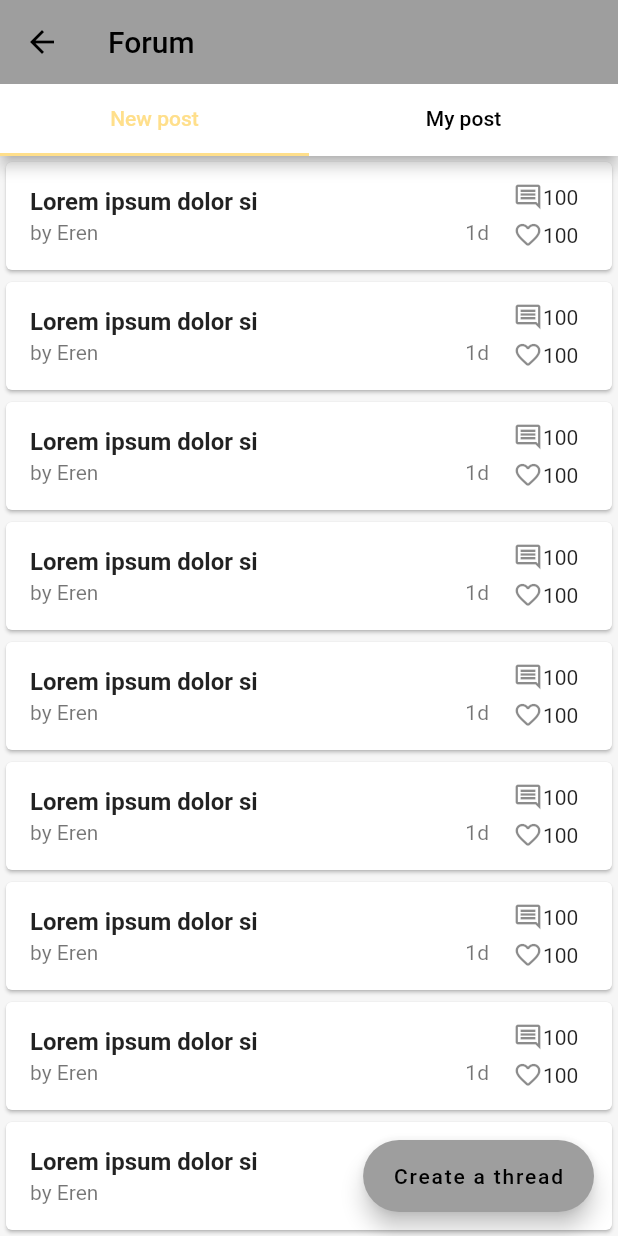
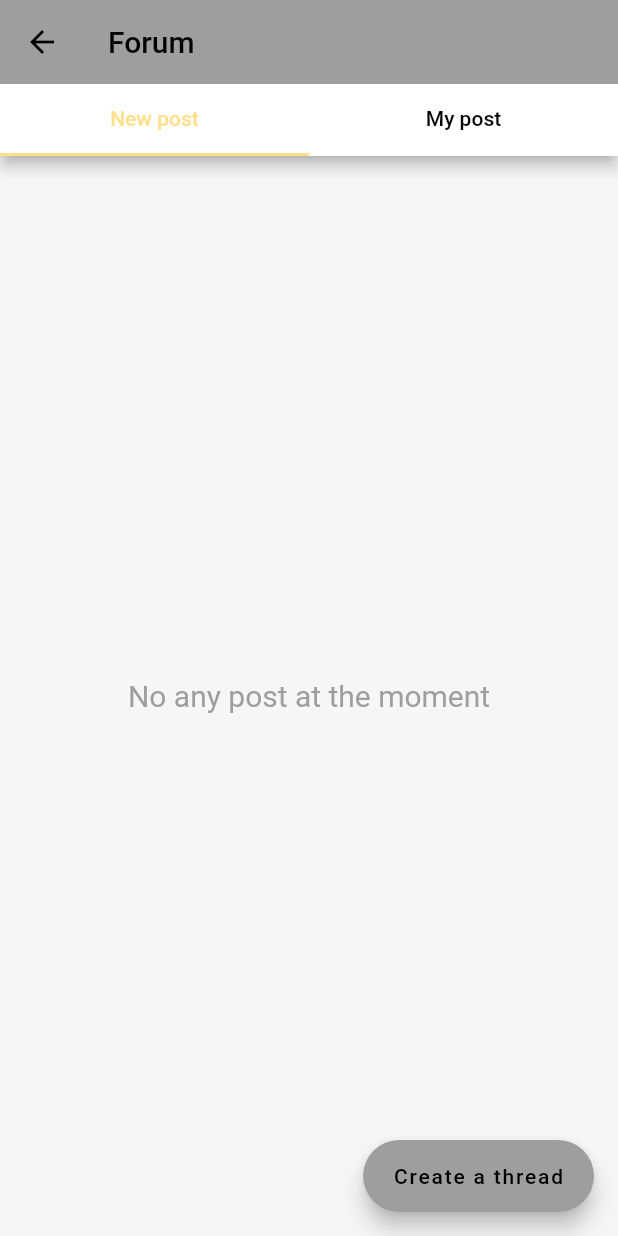
Before and after one commit to EuniceTsang/uoh-master-project-21066202, a Flutter app: the _ForumListScreenView screen opened directly, on a phone screen of 412 x 824 dp. Run offline on Flutter 3.47's test engine with Material 2 defaults, Android fonts, the phone set to English and light mode, and no system bars; our stand-ins replace audioplayers, cloud_firestore, dio, firebase_auth, firebase_core, flutter_bloc and 3 more; accounts and stored records are empty.

Commit message:
load threads from cloud db

```diff
--- a/lib/bloc/account_cubit.dart
+++ b/lib/bloc/account_cubit.dart
@@ -17,7 +17,7 @@ class AccountCubit extends Cubit<AccountState> {
   }
 
   void loadUserData() {
-    User? user = repository.user;
+    AppUser? user = repository.user;
     print(user?.targetTime ?? 'no');
     emit(state.copyWith(targetTime: user?.targetTime, targetReading: user?.targetReading));
   }
--- a/lib/bloc/forum_list_cubit.dart
+++ b/lib/bloc/forum_list_cubit.dart
@@ -1,59 +1,59 @@
+import 'package:flutter/cupertino.dart';
 import 'package:flutter_bloc/flutter_bloc.dart';
+import 'package:source_code/models/thread.dart';
+import 'package:source_code/service/firebase_manager.dart';
+import 'package:source_code/service/repository.dart';
 import 'package:source_code/utils/preference.dart';
+import 'package:uuid/uuid.dart';
 
 class ForumListCubit extends Cubit<ForumListState> {
-  String testText =
-      "Lorem ipsum dolor sit amet, consectetur adipiscing elit. Sed do eiusmod tempor incididunt ut labore et dolore magna aliqua. Ut enim ad minim veniam, quis nostrud exercitation ullamco laboris nisi ut aliquip ex ea commodo consequat.";
+  late FirebaseManager firebaseManager;
+  late Repository repository;
 
-  ForumListCubit() : super(const ForumListState()) {
+  ForumListCubit(BuildContext context) : super(const ForumListState()) {
     //load data
-    Thread thread = Thread(
-        testText.substring(0, 20), "Eren", DateTime.now().subtract(Duration(days: 1)),
-        likes: 100, comments: 100);
-    List<Thread> threads = [];
-    for (int i = 0; i < 20; i++) {
-      threads.add(thread);
-    }
-    emit(state.copyWith(newThreads: threads));
+    firebaseManager = context.read<FirebaseManager>();
+    repository = context.read<Repository>();
+    loadForumData();
   }
 
-  void createThread(String title, String body){
-    Thread thread = Thread(title, Preferences().username, DateTime.now());
-    List<Thread> newThreads = List.from(state.newThreads);
-    List<Thread> myThreads = List.from(state.myThreads);
-    newThreads.add(thread);
-    myThreads.add(thread);
+  void loadForumData() {
+    firebaseManager.getThreadList().then((value) {
+      repository.updateThread(value);
+      emit(state.copyWith(newThreads: repository.allThreads, myThreads: repository.myThreads));
+    });
+  }
 
-    newThreads.sort((a, b) => b.postTime.compareTo(a.postTime));
-    myThreads.sort((a, b) => b.postTime.compareTo(a.postTime));
-
-    emit(state.copyWith(newThreads: newThreads, myThreads: myThreads));
+  void createThread(String title, String body) async{
+    Thread thread = Thread(
+        threadId: Uuid().v4(),
+        title: title,
+        body: body,
+        postTime: DateTime.now(),
+        likedUsers: [],
+        userId: Preferences().uid);
+    try {
+      firebaseManager.createThread(thread);
+      loadForumData();
+    } on CustomException catch (e) {
+      print(e);
+    }
   }
 }
 
 class ForumListState {
-  final List<Thread> newThreads;
+  final List<Thread> allThreads;
   final List<Thread> myThreads;
 
-  const ForumListState({this.newThreads = const [], this.myThreads = const []});
+  const ForumListState({this.allThreads = const [], this.myThreads = const []});
 
   ForumListState copyWith({
     List<Thread>? newThreads,
     List<Thread>? myThreads,
   }) {
     return ForumListState(
-      newThreads: newThreads ?? this.newThreads,
+      allThreads: newThreads ?? this.allThreads,
       myThreads: myThreads ?? this.myThreads,
     );
   }
 }
-
-class Thread {
-  String title;
-  String author;
-  int comments;
-  int likes;
-  DateTime postTime;
-
-  Thread(this.title, this.author, this.postTime, {this.comments = 0, this.likes = 0});
-}
--- a/lib/models/comment.dart
+++ b/lib/models/comment.dart
@@ -1,28 +1,51 @@
 import 'package:json_annotation/json_annotation.dart';
+import 'package:source_code/models/user.dart';
 import 'package:source_code/utils/utils.dart';
+
 part 'comment.g.dart';
 
 @JsonSerializable()
 class Comment {
+  @JsonKey(name: CommentFields.comment_id)
+  String commentId;
+
+  @JsonKey(name: CommentFields.thread_id)
+  String threadId;
+
   @JsonKey(name: CommentFields.user_id)
   String userId;
+
   @JsonKey(name: CommentFields.body)
   String body;
+
   @JsonKey(name: CommentFields.liked_users)
   List<String> likedUsers;
+
   @JsonKey(name: CommentFields.post_time, fromJson: DateTime.parse, toJson: Utils.dateTimeToString)
   DateTime postTime;
 
+  @JsonKey(ignore: true)
+  AppUser? author;
+
   Comment({
+    required this.commentId,
+    required this.threadId,
     required this.userId,
     required this.body,
     required this.likedUsers,
     required this.postTime,
+    this.author,
   });
+
+  factory Comment.fromJson(Map<String, dynamic> json) => _$CommentFromJson(json);
+
+  Map<String, dynamic> toJson() => _$CommentToJson(this);
 }
 
 class CommentFields {
   static const collection = 'comment';
+  static const comment_id = 'comment_id';
+  static const thread_id = 'thread_id';
   static const user_id = 'user_id';
   static const body = 'body';
   static const liked_users = 'liked_users';
--- a/lib/models/thread.dart
+++ b/lib/models/thread.dart
@@ -1,4 +1,5 @@
 import 'package:json_annotation/json_annotation.dart';
+import 'package:source_code/models/user.dart';
 import 'package:source_code/utils/utils.dart';
 part 'thread.g.dart';
 
@@ -25,6 +26,9 @@ class Thread {
   @JsonKey(ignore: true)
   int? commentNumber;
 
+  @JsonKey(ignore: true)
+  AppUser? author;
+
   Thread({
     required this.threadId,
     required this.title,
@@ -33,7 +37,13 @@ class Thread {
     required this.userId,
     required this.likedUsers,
     this.commentNumber,
+    this.author,
   });
+
+  factory Thread.fromJson(Map<String, dynamic> json) => _$ThreadFromJson(json);
+
+  Map<String, dynamic> toJson() => _$ThreadToJson(this);
+
 }
 
 class ThreadFields {
--- a/lib/models/user.dart
+++ b/lib/models/user.dart
@@ -4,7 +4,7 @@ import 'package:source_code/utils/utils.dart';
 part 'user.g.dart';
 
 @JsonSerializable()
-class User {
+class AppUser {
   @JsonKey(name: UserFields.user_id)
   String userId;
 
@@ -27,7 +27,7 @@ class User {
       name: UserFields.last_level_update, fromJson: DateTime.parse, toJson: Utils.dateTimeToString)
   DateTime lastLevelUpdate;
 
-  User({
+  AppUser({
     required this.userId,
     required this.username,
     required this.email,
@@ -37,9 +37,9 @@ class User {
     required this.lastLevelUpdate,
   });
 
-  factory User.fromJson(Map<String, dynamic> json) => _$UserFromJson(json);
+  factory AppUser.fromJson(Map<String, dynamic> json) => _$AppUserFromJson(json);
 
-  Map<String, dynamic> toJson() => _$UserToJson(this);
+  Map<String, dynamic> toJson() => _$AppUserToJson(this);
 }
 
 class UserFields {
--- a/lib/screen/forum_list_screen.dart
+++ b/lib/screen/forum_list_screen.dart
@@ -1,6 +1,7 @@
 import 'package:flutter/material.dart';
 import 'package:flutter_bloc/flutter_bloc.dart';
 import 'package:source_code/bloc/forum_list_cubit.dart';
+import 'package:source_code/models/thread.dart';
 import 'package:source_code/utils/constants.dart';
 import 'package:source_code/utils/utils.dart';
 
@@ -11,18 +12,13 @@ class ForumListScreen extends StatelessWidget {
   Widget build(BuildContext context) {
     return BlocProvider(
         create: (BuildContext context) {
-          return ForumListCubit();
+          return ForumListCubit(context);
         },
         child: _ForumListScreenView());
   }
 }
 
 class _ForumListScreenView extends StatelessWidget {
-  final TextEditingController _searchController = TextEditingController();
-  final FocusNode _searchFocusNode = FocusNode();
-
-  String testText =
-      "Lorem ipsum dolor sit amet, consectetur adipiscing elit. Sed do eiusmod tempor incididunt ut labore et dolore magna aliqua. Ut enim ad minim veniam, quis nostrud exercitation ullamco laboris nisi ut aliquip ex ea commodo consequat.";
   TabBar _tabBar = TabBar(
     tabs: [
       Tab(text: 'New post'),
@@ -48,7 +44,22 @@ class _ForumListScreenView extends StatelessWidget {
                 child: ColoredBox(color: Colors.white, child: _tabBar)),
           ),
           body: TabBarView(
-            children: [_buildThreadList(state.newThreads), _buildThreadList(state.myThreads)],
+            children: [
+              state.allThreads.isEmpty
+                  ? Center(
+                      child: Text(
+                      "No any post at the moment",
+                      style: TextStyle(color: Colors.grey, fontSize: 20),
+                    ))
+                  : _buildThreadList(state.allThreads),
+              state.myThreads.isEmpty
+                  ? Center(
+                      child: Text(
+                      "No any post at the moment",
+                      style: TextStyle(color: Colors.grey, fontSize: 20),
+                    ))
+                  : _buildThreadList(state.myThreads)
+            ],
           ),
           floatingActionButton: FloatingActionButton.extended(
               onPressed: () {
@@ -66,13 +77,15 @@ class _ForumListScreenView extends StatelessWidget {
         itemBuilder: (context, index) {
           Thread thread = threads[index];
           return Padding(
-            padding: EdgeInsets.only(bottom: (index == threads.length- 1) ? 100 : 0),
+            padding: EdgeInsets.only(bottom: (index == threads.length - 1) ? 100 : 0),
             child: Card(
               child: ListTile(
-                title:
-                    Text(thread.title, style: TextStyle(fontWeight: FontWeight.bold)),
+                title: Text(thread.title, style: TextStyle(fontWeight: FontWeight.bold)),
                 subtitle: Row(
-                  children: [Expanded(child: Text("by ${thread.author}")), Text(Utils.formatTimeDifference(thread.postTime))],
+                  children: [
+                    Expanded(child: Text("by ${thread.author?.username ?? ''}")),
+                    Text(Utils.formatTimeDifference(thread.postTime))
+                  ],
                 ),
                 trailing: SizedBox(
                   width: 50,
@@ -86,7 +99,8 @@ class _ForumListScreenView extends StatelessWidget {
                             Icons.comment_outlined,
                             size: 20,
                           ),
-                          Text(thread.comments.toString())
+                          SizedBox(width: 5,),
+                          Text(thread.commentNumber.toString())
                         ],
                       ),
                       Row(
@@ -95,14 +109,15 @@ class _ForumListScreenView extends StatelessWidget {
                             Icons.favorite_border_rounded,
                             size: 20,
                           ),
-                          Text(thread.likes.toString())
+                          SizedBox(width: 5,),
+                          Text(thread.likedUsers.length.toString())
                         ],
                       )
                     ],
                   ),
                 ),
                 onTap: () {
-                  Navigator.pushNamed(context, Constants.routeForumThread);
+                  Navigator.pushNamed(context, Constants.routeForumThread, arguments: thread);
                 },
               ),
             ),
@@ -179,7 +194,9 @@ class _ForumListScreenView extends StatelessWidget {
                               hintText: 'Enter your title here',
                             ),
                           ),
-                          SizedBox(height: 10,),
+                          SizedBox(
+                            height: 10,
+                          ),
                           TextFormField(
                             controller: bodyController,
                             validator: (value) {
--- a/lib/service/repository.dart
+++ b/lib/service/repository.dart
@@ -1,13 +1,17 @@
 import 'package:cloud_firestore/cloud_firestore.dart';
+import 'package:source_code/models/thread.dart';
 import 'package:source_code/models/user.dart';
 
 class Repository {
-  User? user;
+  AppUser? user;
+  List<Thread> allThreads = [];
+  List<Thread> myThreads = [];
 
-  void updateUser(QueryDocumentSnapshot snapshot) {
-    Map<String, dynamic> map = snapshot.data() as Map<String, dynamic>;
-    print(map);
-    user = User.fromJson(map);
+  void updateThread(List<Thread> threads) {
+    allThreads.clear();
+    myThreads.clear();
+    allThreads.addAll(threads);
+    myThreads.addAll(threads.where((element) => element.userId == user!.userId));
   }
 
   void reset() {
--- a/pubspec.yaml
+++ b/pubspec.yaml
@@ -48,6 +48,7 @@ dependencies:
   dio: ^5.3.0
   audioplayers: ^4.1.0
   flutter_html: ^2.1.2
+  uuid: ^3.0.7
 
 dev_dependencies:
   flutter_test:
```
Also changed, not shown: lib/bloc/forum_thread_cubit.dart (+52 -60 lines), lib/bloc/login_cubit.dart (+5 -4 lines), lib/screen/forum_thread_screen.dart (+21 -13 lines), lib/screen/launch_screen.dart (+5 -3 lines), lib/service/firebase_manager.dart (+108 -14 lines), lib/models/comment.g.dart, lib/models/user.g.dart, pubspec.lock, 1 other file.
